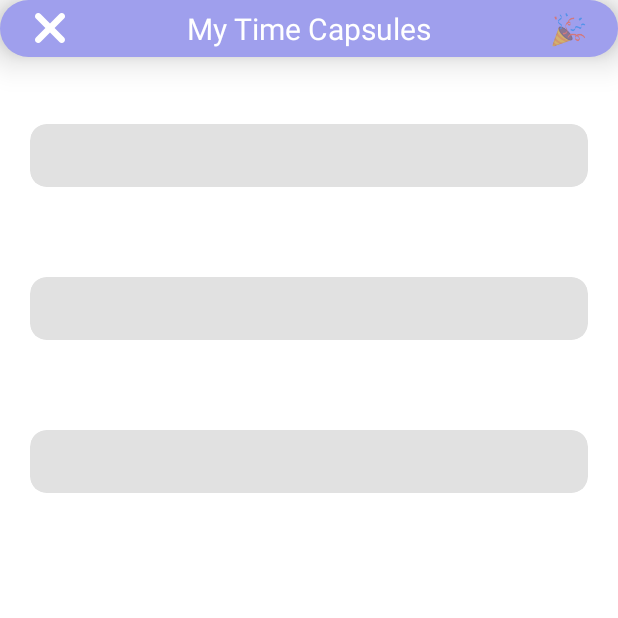
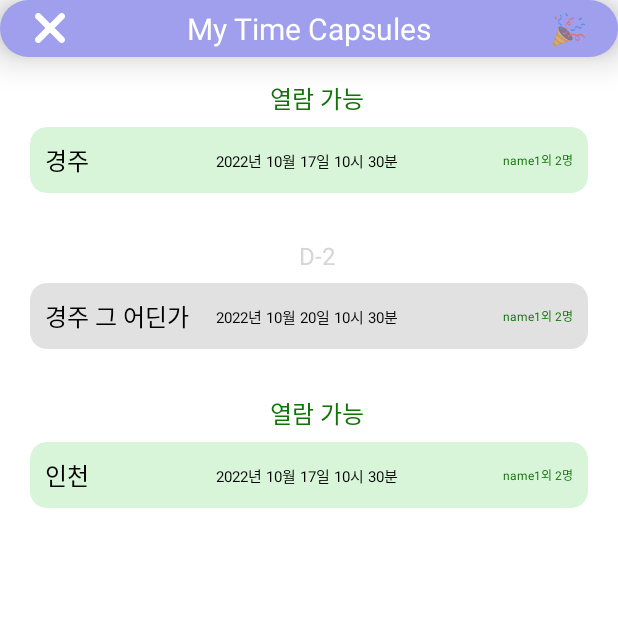
Before and after one commit to ARdiary/ArDiaryAndroid, an Android app: the TimeCapsuleListActivity screen opened directly, with no data from a screen before it, on a phone screen of 412 x 824 dp, the top half of it. Run offline under Robolectric (Android 15) with nearby library versions, the phone set to English and light mode, and no system bars; our stand-ins replace Dagger/Hilt's generated code, data binding.

Commit message:
feat: TimeCapsule List Databinding Data 연결
- 데이터 바인딩 데이터 연결

```diff
--- a/app/src/main/java/com/army/ardiary/data/repository/TimeCapsuleRepositoryImpl.kt
+++ b/app/src/main/java/com/army/ardiary/data/repository/TimeCapsuleRepositoryImpl.kt
@@ -12,7 +12,12 @@ class TimeCapsuleRepositoryImpl @Inject constructor() : TimeCapsuleRepository {
             val name = listOf("name1", "name2", "name3")
             listOf(
                 TimeCapsuleItem(0, "경주", name, Date()),
-                TimeCapsuleItem(1, "경주 그 어딘가", name, Date()),
+                TimeCapsuleItem(
+                    1,
+                    "경주 그 어딘가",
+                    name,
+                    Date(System.currentTimeMillis() + 3600000 * 24 * 3)
+                ),
                 TimeCapsuleItem(2, "인천", name, Date()),
             )
         }
--- /dev/null
+++ b/app/src/main/java/com/army/ardiary/ui/common/viewutils/CardViewUtil.kt
@@ -0,0 +1,20 @@
+package com.army.ardiary.ui.common.viewutils
+
+import android.os.Build
+import android.widget.ImageView
+import androidx.cardview.widget.CardView
+import androidx.databinding.BindingAdapter
+import com.army.ardiary.R
+import com.bumptech.glide.Glide
+import java.util.*
+
+@BindingAdapter("dDayColor")
+fun CardView.setDDayColor(date: Date) {
+    val currentTime = System.currentTimeMillis()
+
+    if (date.time <= currentTime) {
+        if (Build.VERSION.SDK_INT >= Build.VERSION_CODES.M)
+            this.setCardBackgroundColor(resources.getColor(R.color.lightGreen, null))
+        else this.setCardBackgroundColor(resources.getColor(R.color.lightGreen))
+    }
+}
--- a/app/src/main/java/com/army/ardiary/ui/common/viewutils/ImageViewUtil.kt
+++ b/app/src/main/java/com/army/ardiary/ui/common/viewutils/ImageViewUtil.kt
@@ -3,7 +3,6 @@ package com.army.ardiary.ui.common.viewutils
 import android.widget.ImageView
 import androidx.databinding.BindingAdapter
 import com.bumptech.glide.Glide
-import com.google.android.material.imageview.ShapeableImageView
 
 @BindingAdapter("image")
 fun ImageView.setImage(url: String?) {
--- a/app/src/main/java/com/army/ardiary/ui/common/viewutils/TextViewUtil.kt
+++ b/app/src/main/java/com/army/ardiary/ui/common/viewutils/TextViewUtil.kt
@@ -1,12 +1,14 @@
 package com.army.ardiary.ui.common.viewutils
 
+import android.os.Build
 import android.widget.TextView
 import androidx.databinding.BindingAdapter
+import com.army.ardiary.R
+import java.text.SimpleDateFormat
 import java.util.*
 
 @BindingAdapter("updatedTime")
 fun TextView.setUpdatedTime(date: Date) {
-    "최근 업데이트 : 19시 25분"
     val currentTime = System.currentTimeMillis()
 
     val diff: Long = currentTime - date.time
@@ -24,3 +26,42 @@ fun TextView.setUpdatedTime(date: Date) {
 
     text = t
 }
+
+@BindingAdapter("dDay")
+fun TextView.setDDay(date: Date) {
+    val currentTime = System.currentTimeMillis()
+
+    val diff: Long = date.time - currentTime
+    val seconds = diff / 1000
+    val minutes = seconds / 60
+    val hours = minutes / 60
+    val days = hours / 24
+
+    val t = if (days > 0) "D-${days}"
+    else if (hours > 0) "H-${hours}"
+    else if (minutes > 0) "M-${minutes}"
+    else {
+        if (Build.VERSION.SDK_INT >= Build.VERSION_CODES.M)
+            this.setTextColor(resources.getColor(R.color.green, null))
+        else this.setTextColor(resources.getColor(R.color.green))
+        "열람 가능"
+    }
+
+    text = t
+}
+
+@BindingAdapter("date")
+fun TextView.setDate(date: Date) {
+    val format: SimpleDateFormat = SimpleDateFormat("yyyy년 MM월 dd일 HH시 mm분")
+        .apply { timeZone = TimeZone.getTimeZone("Aisa/Seoul") }
+
+    text = format.format(date)
+}
+
+@BindingAdapter("users")
+fun TextView.setUsers(userNameList: List<String>) {
+    val t = if (userNameList.size >= 2) "${userNameList[0]}외 ${userNameList.size - 1}명"
+    else userNameList[0]
+
+    text = t
+}
--- a/app/src/main/java/com/army/ardiary/ui/main/diary/timecasulelist/TimeCapsuleListActivity.kt
+++ b/app/src/main/java/com/army/ardiary/ui/main/diary/timecasulelist/TimeCapsuleListActivity.kt
@@ -34,9 +34,11 @@ class TimeCapsuleListActivity :
                 with(binding) { showContent(rvContent, pbLoading, evError) }
             }
         }.launchIn(this.lifecycleScope)
+        viewModel.errorMsg.observe(this) { if (it.isNotBlank()) showToast(it) }
     }
 
     private fun initButton() {
         binding.backBtn.setOnClickListener { finish() }
+        timeCapsuleListRVAdapter.onClickItem = { viewModel.onClickTimeCapsuleItem(it) }
     }
 }
--- a/app/src/main/java/com/army/ardiary/ui/main/diary/timecasulelist/TimeCapsuleListViewModel.kt
+++ b/app/src/main/java/com/army/ardiary/ui/main/diary/timecasulelist/TimeCapsuleListViewModel.kt
@@ -1,5 +1,7 @@
 package com.army.ardiary.ui.main.diary.timecasulelist
 
+import androidx.lifecycle.LiveData
+import androidx.lifecycle.MutableLiveData
 import androidx.lifecycle.ViewModel
 import androidx.lifecycle.viewModelScope
 import com.army.ardiary.domain.model.TimeCapsuleItem
@@ -18,6 +20,9 @@ class TimeCapsuleListViewModel @Inject constructor(
     private val _timeCapsuleList = MutableStateFlow<List<TimeCapsuleItem>>(emptyList())
     val timeCapsuleList: StateFlow<List<TimeCapsuleItem>> = _timeCapsuleList
 
+    private val _errorMsg = MutableLiveData("")
+    val errorMsg: LiveData<String> = _errorMsg
+
     init {
         viewModelScope.launch {
             getTimeCapsuleListUseCase()
@@ -25,4 +30,13 @@ class TimeCapsuleListViewModel @Inject constructor(
                 .onFailure { }
         }
     }
+
+    fun onClickTimeCapsuleItem(timeCapsuleItem: TimeCapsuleItem) {
+        if (timeCapsuleItem.date.time > System.currentTimeMillis())
+            _errorMsg.value = "아직 열람할 수 없습니다!"
+        else {
+            /* 클릭 이벤트 처리 */
+        }
+        _errorMsg.value = ""
+    }
 }
--- a/app/src/main/java/com/army/ardiary/ui/main/diary/timecasulelist/adapter/TimeCapsuleListRVAdapter.kt
+++ b/app/src/main/java/com/army/ardiary/ui/main/diary/timecasulelist/adapter/TimeCapsuleListRVAdapter.kt
@@ -11,6 +11,8 @@ import com.army.ardiary.ui.main.diary.timecasulelist.adapter.viewholder.TimeCaps
 
 class TimeCapsuleListRVAdapter : ListAdapter<TimeCapsuleItem, RecyclerView.ViewHolder>(diffUtil) {
 
+    var onClickItem: (TimeCapsuleItem) -> Unit = {}
+
     override fun onCreateViewHolder(parent: ViewGroup, viewType: Int): RecyclerView.ViewHolder {
         return TimeCapsuleItemViewHolder(
             ItemTimeCapsuleListBinding.inflate(
@@ -23,7 +25,7 @@ class TimeCapsuleListRVAdapter : ListAdapter<TimeCapsuleItem, RecyclerView.ViewH
 
     override fun onBindViewHolder(holder: RecyclerView.ViewHolder, position: Int) {
         when (holder) {
-            is TimeCapsuleItemViewHolder -> holder.bind(currentList[position])
+            is TimeCapsuleItemViewHolder -> holder.bind(currentList[position], onClickItem)
         }
     }
 
--- a/app/src/main/java/com/army/ardiary/ui/main/diary/timecasulelist/adapter/viewholder/TimeCapsuleItemViewHolder.kt
+++ b/app/src/main/java/com/army/ardiary/ui/main/diary/timecasulelist/adapter/viewholder/TimeCapsuleItemViewHolder.kt
@@ -7,8 +7,8 @@ import com.army.ardiary.domain.model.TimeCapsuleItem
 class TimeCapsuleItemViewHolder(private val binding: ItemTimeCapsuleListBinding) :
     RecyclerView.ViewHolder(binding.root) {
 
-    fun bind(timeCapsuleItem: TimeCapsuleItem) {
-
+    fun bind(timeCapsuleItem: TimeCapsuleItem, onClick: (TimeCapsuleItem) -> Unit) {
+        binding.clItem.setOnClickListener { onClick(timeCapsuleItem) }
         binding.timecapsule = timeCapsuleItem
     }
 }
--- a/app/src/main/res/layout/item_time_capsule_list.xml
+++ b/app/src/main/res/layout/item_time_capsule_list.xml
@@ -24,6 +24,7 @@
             android:layout_marginStart="5dp"
             android:textColor="@color/red"
             android:textSize="16sp"
+            app:dDay="@{timecapsule.date}"
             tools:text="D-80일" />
 
         <androidx.cardview.widget.CardView
@@ -32,9 +33,11 @@
             android:layout_marginTop="7dp"
             app:cardBackgroundColor="@color/gray"
             app:cardCornerRadius="11dp"
-            app:cardElevation="0dp">
+            app:cardElevation="0dp"
+            app:dDayColor="@{timecapsule.date}">
 
             <androidx.constraintlayout.widget.ConstraintLayout
+                android:id="@+id/cl_item"
                 android:layout_width="match_parent"
                 android:layout_height="wrap_content"
                 android:padding="10dp">
@@ -45,6 +48,7 @@
                     android:layout_height="wrap_content"
                     android:ellipsize="end"
                     android:maxLength="10"
+                    android:text="@{timecapsule.location}"
                     android:textColor="@color/black"
                     android:textSize="16sp"
                     app:layout_constraintBottom_toBottomOf="parent"
@@ -59,6 +63,7 @@
                     android:layout_marginStart="4dp"
                     android:textColor="@color/black"
                     android:textSize="10sp"
+                    app:date="@{timecapsule.date}"
                     app:layout_constraintBottom_toBottomOf="parent"
                     app:layout_constraintStart_toEndOf="@id/tv_location"
                     app:layout_constraintTop_toTopOf="parent"
@@ -73,6 +78,7 @@
                     app:layout_constraintBottom_toBottomOf="parent"
                     app:layout_constraintEnd_toEndOf="parent"
                     app:layout_constraintTop_toTopOf="parent"
+                    app:users="@{timecapsule.userList}"
                     tools:text="김쿠팡, 이자" />
 
             </androidx.constraintlayout.widget.ConstraintLayout>
--- a/app/src/main/res/values/colors.xml
+++ b/app/src/main/res/values/colors.xml
@@ -15,6 +15,7 @@
     <color name="form_error">#F44336</color>
 
     <color name="green">#117308</color>
+    <color name="lightGreen">#D8F5D9</color>
     <color name="gray">#E1E1E1</color>
 
     <!-- 로그인 -->
```
